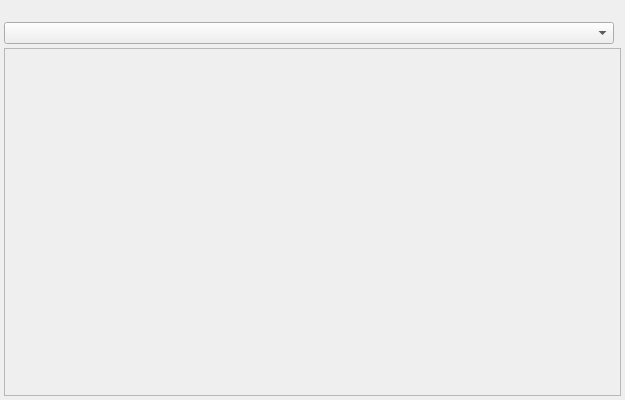
This is source/cppview.ui in pionere/d1-graphics-tool as Qt 5 draws it before an edit. The edited form follows.
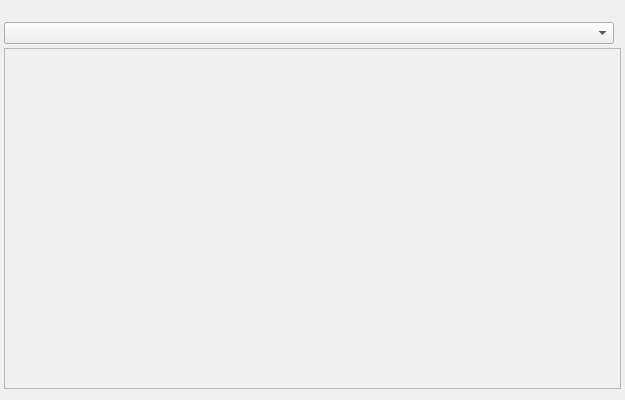
This is the edited form.

What changed in the file:
```diff
--- a/source/cppview.ui
+++ b/source/cppview.ui
@@ -36,6 +36,12 @@
    </item>
    <item>
     <widget class="QScrollArea">
+     <property name="sizePolicy">
+      <sizepolicy hsizetype="Expanding" vsizetype="Expanding">
+       <horstretch>1</horstretch>
+       <verstretch>1</verstretch>
+      </sizepolicy>
+     </property>
      <property name="widgetResizable">
       <bool>true</bool>
      </property>
@@ -52,13 +58,13 @@
      </widget>
     </widget>
    </item>
-   <!--item>
+   <item>
     <spacer>
      <property name="orientation">
       <enum>Qt::Vertical</enum>
      </property>
     </spacer>
-   </item-->
+   </item>
   </layout>
  </widget>
  <layoutdefault spacing="4" margin="4"/>
```
